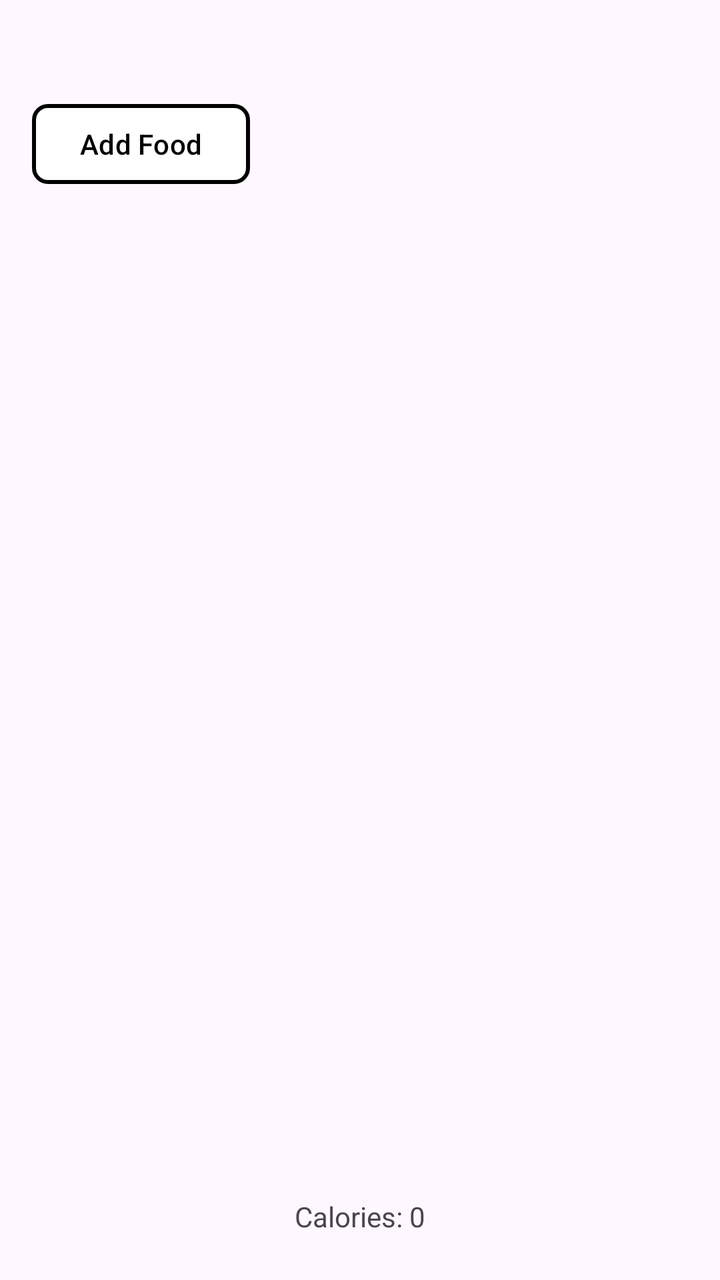
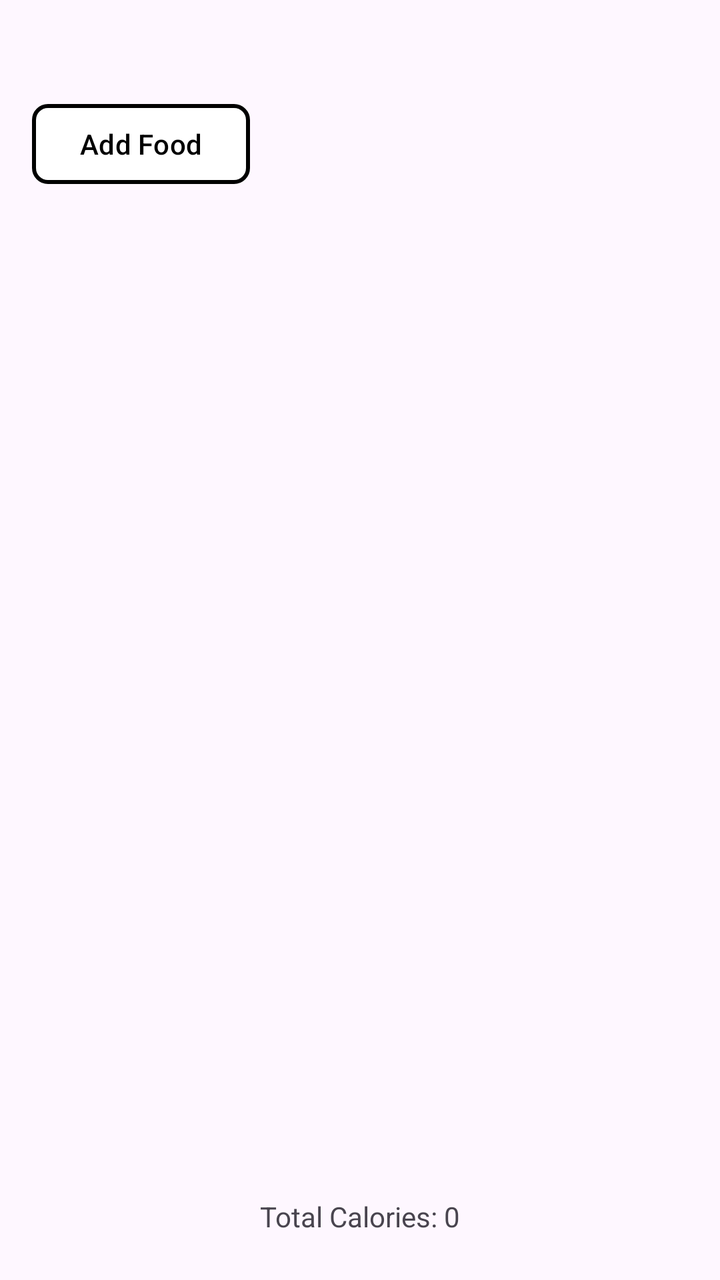

Before-and-after screenshots of an Android layout around one commit, followed by the original layout XML and the change that was made.
<!-- AndroidManifest.xml: application theme Theme.SimpleCalorieTracker -->
<!-- res/layout/activity_main.xml -->
<?xml version="1.0" encoding="utf-8"?>
<androidx.constraintlayout.widget.ConstraintLayout xmlns:android="http://schemas.android.com/apk/res/android"
    xmlns:app="http://schemas.android.com/apk/res-auto"
    xmlns:tools="http://schemas.android.com/tools"
    android:id="@+id/main"
    android:layout_width="match_parent"
    android:layout_height="match_parent"
    tools:context=".MainActivity">

    <ListView
        android:id="@+id/food_list"
        android:layout_width="match_parent"
        android:layout_height="match_parent"
        android:layout_marginTop="96dp"
        android:layout_marginBottom="64dp"
        app:layout_constraintBottom_toBottomOf="parent"
        app:layout_constraintTop_toTopOf="parent"
        tools:layout_editor_absoluteX="0dp">

    </ListView>

    <TextView
        android:id="@+id/total_calories"
        android:layout_width="wrap_content"
        android:layout_height="wrap_content"
        android:text="Calories: 0"
        app:layout_constraintBottom_toBottomOf="parent"
        app:layout_constraintEnd_toEndOf="parent"
        app:layout_constraintStart_toStartOf="parent"
        app:layout_constraintTop_toBottomOf="@+id/food_list" />

    <com.google.android.material.button.MaterialButton
        android:id="@+id/add_food"
        android:layout_width="wrap_content"
        android:layout_height="wrap_content"
        android:layout_marginStart="16dp"
        android:text="Add Food"
        android:textColor="#000000"
        app:backgroundTint="@color/white"
        app:cornerRadius="8dp"
        app:layout_constraintBottom_toTopOf="@+id/food_list"
        app:layout_constraintStart_toStartOf="parent"
        app:layout_constraintTop_toTopOf="parent"
        app:layout_constraintVertical_bias="1.0"
        app:strokeColor="@color/black"
        app:strokeWidth="2dp" />

</androidx.constraintlayout.widget.ConstraintLayout>
<!-- resources referenced by this layout -->
<resources>
  <color name="black">#FF000000</color>
  <color name="white">#FFFFFFFF</color>
  <style name="Theme.SimpleCalorieTracker" parent="Base.Theme.SimpleCalorieTracker" />
  <style name="Base.Theme.SimpleCalorieTracker" parent="Theme.Material3.DayNight.NoActionBar">
          
          
      </style>
</resources>

<!-- the commit's change to res/layout/activity_main.xml (unified diff, before → after) -->
@@ -23,7 +23,7 @@
         android:id="@+id/total_calories"
         android:layout_width="wrap_content"
         android:layout_height="wrap_content"
-        android:text="Calories: 0"
+        android:text="Total Calories: 0"
         app:layout_constraintBottom_toBottomOf="parent"
         app:layout_constraintEnd_toEndOf="parent"
         app:layout_constraintStart_toStartOf="parent"
